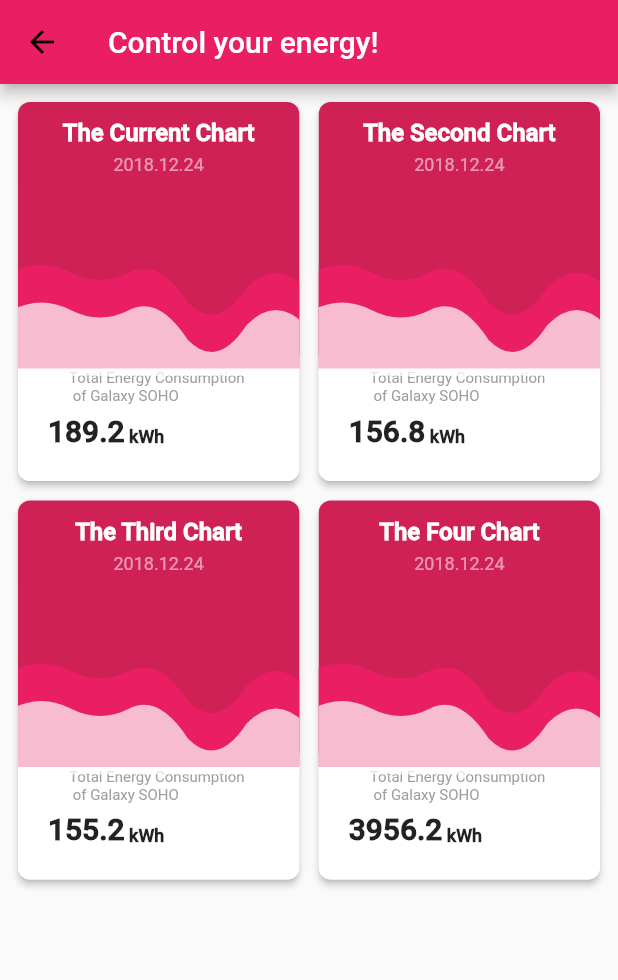
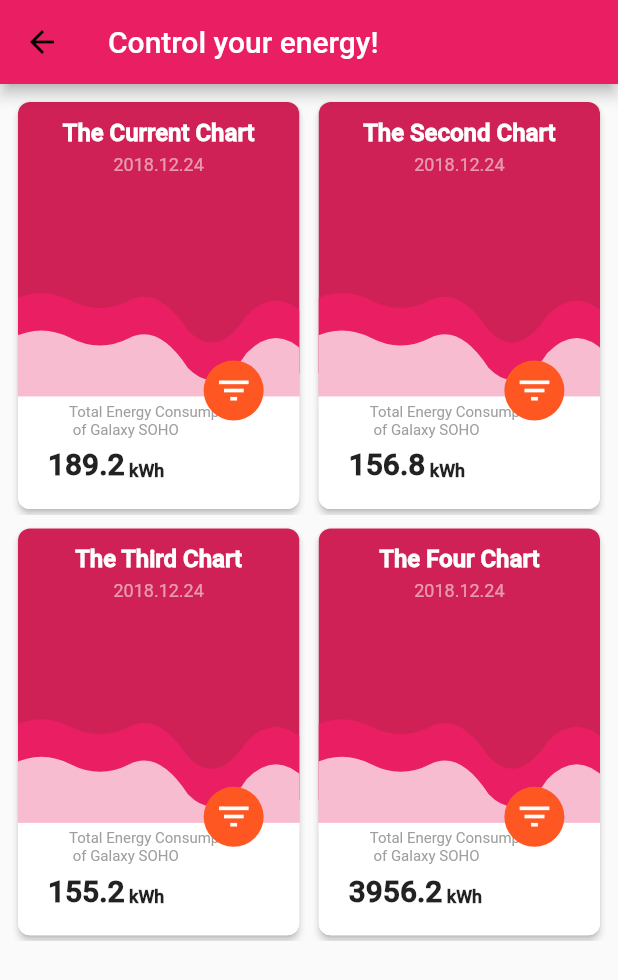
Before and after one commit to FlutterDev88/Awesome-DesignPage-Using-Flutter, a Flutter app: the EnergyCardPage screen opened directly, on a phone screen of 412 x 824 dp. Shown: the top 980 px of the screen. Run offline on Flutter 3.47's test engine with Material 2 defaults, Android fonts, the phone set to English and light mode, and no system bars; our stand-ins replace flutter_swiper; missing offline and left inert: flutter_page_indicator.

Commit message:
energy fab button

```diff
--- a/lib/energy_card.dart
+++ b/lib/energy_card.dart
@@ -20,7 +20,7 @@ class _EnergyCardPageState extends State<EnergyCardPage> {
         body: Padding(
           padding: const EdgeInsets.all(8.0),
           child: GridView.count(
-            childAspectRatio: 0.75,
+            childAspectRatio: 0.7,
             shrinkWrap: true,
             crossAxisCount: 2,
             crossAxisSpacing: 5,
--- a/lib/widgets/animated_fab.dart
+++ b/lib/widgets/animated_fab.dart
@@ -16,15 +16,16 @@ class _AnimatedFabState extends State<AnimatedFab>
   AnimationController _animationController;
   Animation<Color> _colorAnimation;
 
-  final double expandedSize = 180.0;
-  final double hiddenSize = 20.0;
+  final double expandedSize = 120.0;
+  final double hiddenSize = 5.0;
 
   @override
   void initState() {
     super.initState();
     _animationController = new AnimationController(
         vsync: this, duration: Duration(milliseconds: 200));
-    _colorAnimation = new ColorTween(begin: Colors.pink, end: Colors.pink[800])
+    _colorAnimation =
+        new ColorTween(begin: Colors.deepOrange, end: Colors.deepOrange[800])
             .animate(_animationController);
   }
 
@@ -64,14 +65,12 @@ class _AnimatedFabState extends State<AnimatedFab>
     }
     double iconSize = 0.0;
     if (_animationController.value > 0.8) {
-      iconSize = 26.0 * (_animationController.value - 0.8) * 5;
+      iconSize = 20.0 * (_animationController.value - 0.8) * 5;
     }
     return new Transform.rotate(
       angle: angle,
       child: new Align(
         alignment: Alignment.topCenter,
-        child: new Padding(
-          padding: new EdgeInsets.only(top: 8.0),
         child: new IconButton(
           onPressed: _onIconClick,
           icon: new Transform.rotate(
@@ -83,26 +82,30 @@ class _AnimatedFabState extends State<AnimatedFab>
           ),
           iconSize: iconSize,
           alignment: Alignment.center,
-            padding: new EdgeInsets.all(0.0),
-          ),
         ),
       ),
     );
   }
 
   Widget _buildExpandedBackground() {
-    double size =
-        hiddenSize + (expandedSize - hiddenSize) * _animationController.value;
+    double size = hiddenSize +
+        (expandedSize - hiddenSize - 15) * _animationController.value;
     return new Container(
       height: size,
       width: size,
-      decoration: new BoxDecoration(shape: BoxShape.circle, color: Colors.pink),
+      decoration: new BoxDecoration(
+        shape: BoxShape.circle,
+        color: Colors.deepOrange,
+      ),
     );
   }
 
   Widget _buildFabCore() {
     double scaleFactor = 2 * (_animationController.value - 0.5).abs();
-    return new FloatingActionButton(
+    return Container(
+      height: 40,
+      child: new FloatingActionButton(
+        elevation: 0,
         onPressed: _onFabTap,
         child: new Transform(
           alignment: Alignment.center,
@@ -114,6 +117,7 @@ class _AnimatedFabState extends State<AnimatedFab>
           ),
         ),
         backgroundColor: _colorAnimation.value,
+      ),
     );
   }
 
--- a/lib/widgets/general_card.dart
+++ b/lib/widgets/general_card.dart
@@ -1,4 +1,5 @@
 import 'package:flutter/material.dart';
+import 'package:testapp/widgets/animated_fab.dart';
 import 'package:testapp/widgets/energy_clipper.dart';
 
 class GeneralCard extends StatefulWidget {
@@ -47,7 +48,7 @@ class _GeneralCardState extends State<GeneralCard> {
                     mainAxisAlignment: MainAxisAlignment.start,
                     children: <Widget>[
                       SizedBox(
-                        height: 10,
+                        height: 20,
                       ),
                       Text(
                         "Total Energy Consumption \n of Galaxy SOHO",
@@ -148,6 +149,12 @@ class _GeneralCardState extends State<GeneralCard> {
             ),
           ),
         ),
+        Positioned(
+          left: 0,
+          right: -100,
+          bottom: 23,
+          child: AnimatedFab(),
+        )
       ],
     );
   }
```
Lines whose indentation alone changed are shown as unchanged.
